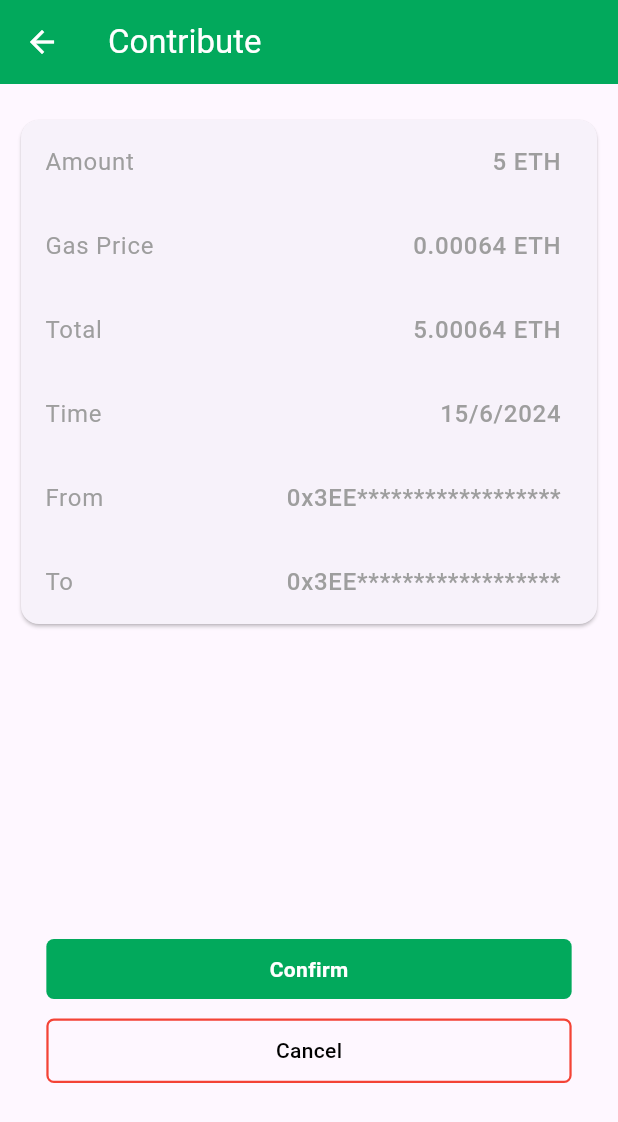
After one commit to YashShelar04/Decentralized-Fund-Raiser-System-, a Flutter app: the ContributionScreen screen opened directly, on a phone screen of 412 x 824 dp. The commit adds this screen. Shown: the top 1122 px of the screen. Run offline on Flutter 3.47's test engine with Material 3 defaults, Android fonts, the phone set to English and light mode, and no system bars; our stand-ins replace auth_buttons, firebase_auth, firebase_core, get, google_sign_in, image_picker and 3 more; missing offline and left inert: dart:ffi, qrscan; accounts and stored records are empty.

Commit message:
Added the Contribution Screen and Changed Statefull Widget to Stateless Widget and the necessary controllers

```diff
--- a/Flutter/gloriuspurpose/lib/main.dart
+++ b/Flutter/gloriuspurpose/lib/main.dart
@@ -5,10 +5,12 @@ import 'package:gloriuspurpose/colors.dart';
 import 'package:gloriuspurpose/screens/auth/signupscreen.dart';
 import 'package:get/get.dart';
 import 'package:gloriuspurpose/screens/navigationscreen.dart';
+import 'package:gloriuspurpose/services/infomanager.dart';
 
 
 void main() async{
   WidgetsFlutterBinding.ensureInitialized();
+  await Infomanager.initializePrefs();
   await Firebase.initializeApp();
   runApp(MyApp());
 }
@@ -30,6 +32,10 @@ class MyApp extends StatelessWidget {
             foregroundColor: Colors.white,
           ),
         ),
+        appBarTheme: const AppBarTheme(
+          backgroundColor: myGreen,
+          foregroundColor: Colors.white,
+        ),
         useMaterial3: true,
       ),
       home: auth.currentUser !=null ? NavigationScreen() : SignUpScreen(),
--- /dev/null
+++ b/Flutter/gloriuspurpose/lib/screens/home/contributionscreen.dart
@@ -0,0 +1,98 @@
+import 'package:flutter/material.dart';
+
+import '../../colors.dart';
+
+class ContributionScreen extends StatelessWidget {
+
+  @override
+  Widget build(BuildContext context) {
+    Size size = MediaQuery.of(context).size;
+    return Scaffold(
+      appBar: AppBar(
+        title: Text("Contribute"),
+      ),
+      body: SingleChildScrollView(
+        physics: const BouncingScrollPhysics(),
+        child: Center(
+          child: Column(
+            children: [
+
+              SizedBox(
+                height: 20,
+              ),
+
+              Container(
+                margin: EdgeInsets.symmetric(horizontal: 10),
+                child: Card(
+                  child: Column(
+                    children: [
+                      ListTile(
+                        title: Text("Amount",style: TextStyle(color: Colors.grey.shade500,fontSize: 16),),
+                        trailing: Text("5 ETH",style: TextStyle(fontSize: 16,color: Colors.grey.shade500,),),
+                      ),
+                      ListTile(
+                        title: Text("Gas Price",style: TextStyle(color: Colors.grey.shade500,fontSize: 16),),
+                        trailing: Text("0.00064 ETH",style: TextStyle(fontSize: 16,color: Colors.grey.shade500,),),
+                      ),
+                      ListTile(
+                        title: Text("Total",style: TextStyle(color: Colors.grey.shade500,fontSize: 16),),
+                        trailing: Text("5.00064 ETH",style: TextStyle(fontSize: 16,color: Colors.grey.shade500,),),
+                      ),
+                      ListTile(
+                        title: Text("Time",style: TextStyle(color: Colors.grey.shade500,fontSize: 16),),
+                        trailing: Text("${DateTime.now().day}/${DateTime.now().month}/${DateTime.now().year}",style: TextStyle(fontSize: 16,color: Colors.grey.shade500,),),
+                      ),
+                      ListTile(
+                        title: Text("From",style: TextStyle(color: Colors.grey.shade500,fontSize: 16),),
+                        trailing: Text("0x3EE******************",style: TextStyle(fontSize: 16,color: Colors.grey.shade500,),),
+                      ),
+                      ListTile(
+                        title: Text("To",style: TextStyle(color: Colors.grey.shade500,fontSize: 16),),
+                        trailing: Text("0x3EE******************",style: TextStyle(fontSize: 16,color: Colors.grey.shade500,),),
+                      ),
+                    ],
+                  ),
+                ),
+              ),
+
+
+              SizedBox(
+                height: size.height*0.25,
+              ),
+
+              Container(
+                alignment: Alignment.center,
+                width: size.width*0.85,
+                padding: EdgeInsets.all(10),
+                decoration: BoxDecoration(
+                  borderRadius: BorderRadius.circular(5),
+                  color: myGreen,
+                ),
+                child: Text("Confirm",style: TextStyle(color: Colors.white,fontWeight: FontWeight.bold),),
+              ),
+
+              SizedBox(
+                height: 13,
+              ),
+
+              Container(
+                alignment: Alignment.center,
+                width: size.width*0.85,
+                padding: EdgeInsets.all(10),
+                decoration: BoxDecoration(
+                  borderRadius: BorderRadius.circular(5),
+                  border: Border.all(color: Colors.red,width: 1.5),
+                ),
+                child: Text("Cancel",style: TextStyle(color: Colors.black,fontWeight: FontWeight.w500),),
+              ),
+
+              SizedBox(
+                height: 20,
+              ),
+            ],
+          ),
+        ),
+      ),
+    );
+  }
+}
--- a/Flutter/gloriuspurpose/lib/services/infomanager.dart
+++ b/Flutter/gloriuspurpose/lib/services/infomanager.dart
@@ -7,11 +7,14 @@ class Infomanager
 
   static initializePrefs() async{
     prefs = await SharedPreferences.getInstance();
+    print("Initialized Shared Preferences");
   }
 
-  static storeKeys(String privateKey,String accountAddress) async{
+  static Future<bool> storeKeys(String privateKey,String accountAddress) async{
     await prefs.setString("privateKey", privateKey);
     await prefs.setString("accountAddress", accountAddress);
+    print("Keys Successfully Stored");
+    return true;
   }
 
   static String getPrivateKey() {
--- a/Flutter/gloriuspurpose/lib/services/localauthservice.dart
+++ b/Flutter/gloriuspurpose/lib/services/localauthservice.dart
@@ -16,15 +16,17 @@ class LocalAuthService{
     final bool isDeviceSupported = await localAuthentication.isDeviceSupported();
   }
 
-  static authenticateLocalAuth() async{
+  static Future<bool> authenticateLocalAuth() async{
     try {
       final bool didAuthenticate = await localAuthentication.authenticate(
         localizedReason: 'Please authenticate to show account balance',
         options: const AuthenticationOptions(biometricOnly: true),
       );
+      return didAuthenticate;
       // ···
     } catch(e) {
       print(e);
+      return false;
     }
   }
 }
```
Also changed, not shown: Flutter/gloriuspurpose/lib/controllers/bottomnavcontroller.dart (added, +8 -0 lines), Flutter/gloriuspurpose/lib/controllers/viewcampaigncontroller.dart (added, +8 -0 lines), Flutter/gloriuspurpose/lib/screens/auth/walletscreen.dart (+15 -4 lines), Flutter/gloriuspurpose/lib/screens/home/viewcampaign.dart (+56 -6 lines), Flutter/gloriuspurpose/lib/screens/navigationscreen.dart (+43 -34 lines), Flutter/gloriuspurpose/lib/screens/profile/profile.dart (+7 -1 lines).
